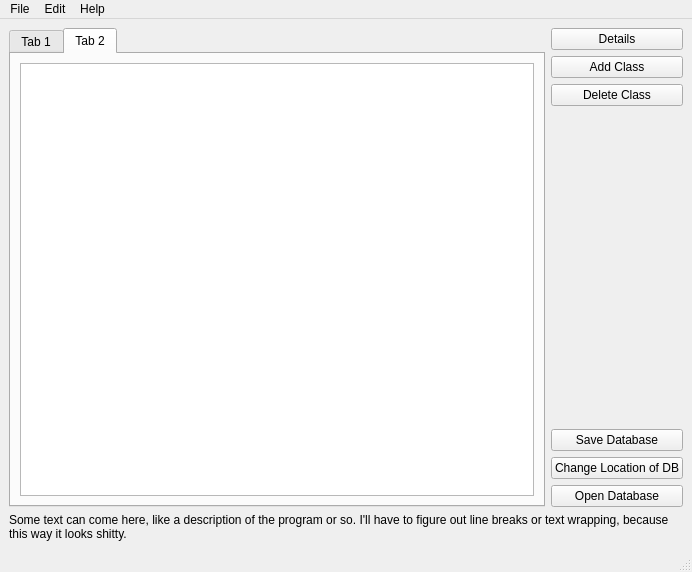
Qt form frontend/main_window.ui (marcesch/exam_grade_tool) before a commit.
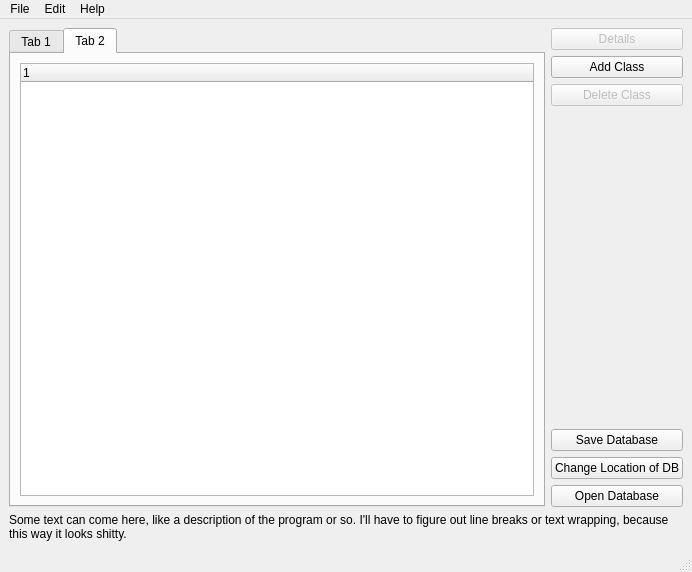
The same form after that commit. The open tabs and pages were chosen to show the change.

```diff
--- a/frontend/main_window.ui
+++ b/frontend/main_window.ui
@@ -64,7 +64,13 @@
            </attribute>
            <layout class="QGridLayout" name="gridLayout_2">
             <item row="0" column="0">
-             <widget class="QTreeView" name="treeView"/>
+             <widget class="QTreeWidget" name="treeWidget">
+              <column>
+               <property name="text">
+                <string notr="true">1</string>
+               </property>
+              </column>
+             </widget>
             </item>
            </layout>
           </widget>
@@ -76,6 +82,9 @@
            <layout class="QVBoxLayout" name="verticalLayout_2">
             <item>
              <widget class="QPushButton" name="button_details">
+              <property name="enabled">
+               <bool>false</bool>
+              </property>
               <property name="text">
                <string>Details</string>
               </property>
@@ -90,6 +99,9 @@
             </item>
             <item>
              <widget class="QPushButton" name="button_deleteClass">
+              <property name="enabled">
+               <bool>false</bool>
+              </property>
               <property name="text">
                <string>Delete Class</string>
               </property>
```
Left out of the diff: 2 changed lines with no effect on the pictures.
